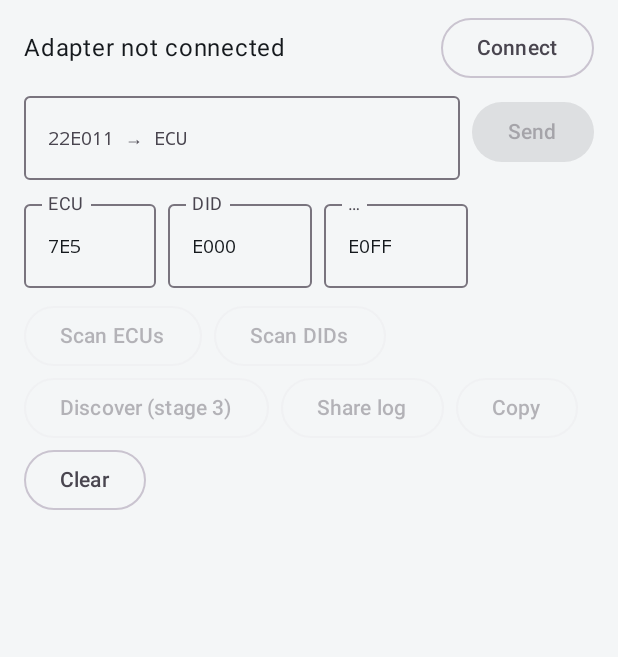
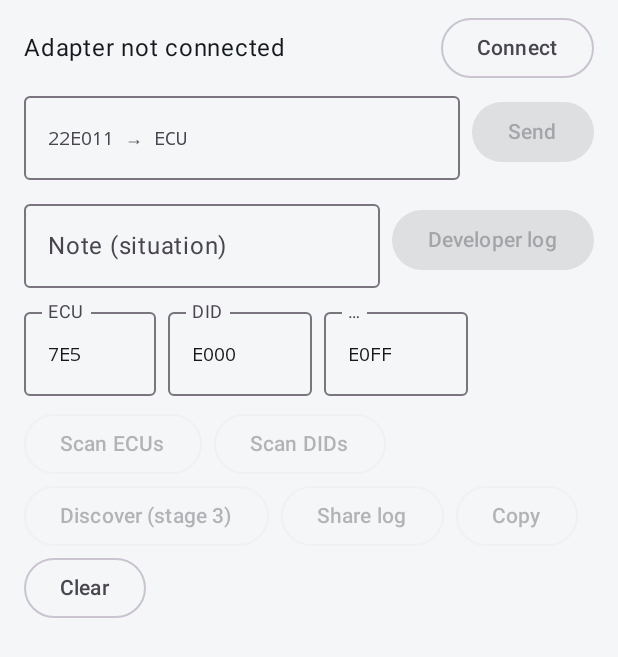
Before and after one commit to eplik82/Ioniq5_app, an Android app built with Jetpack Compose: the composable DiagnosticsScreen shown on its own in the app's theme, on a phone screen of 412 x 824 dp. Shown: the top 657 px of the screen. Run offline under Robolectric (Android 15) with nearby library versions, the phone set to English and light mode, and no system bars.

Commit message:
Developer log button: cycles through all known and candidate PIDs into a file
One tap in Diagnostics records raw responses with timestamps until stopped;
notes (situation, car display readings) can be added while recording, and
the file is shared with one button.

Co-Authored-By: Claude Opus 5.5 <noreply@anthropic.com>
Claude-Session: https://claude.ai/code/session_01M9Xar97AQkJ9rGqLFBecq9

```diff
--- a/app/src/main/java/com/eplik/ioniq5/ui/diagnostics/DiagnosticsScreen.kt
+++ b/app/src/main/java/com/eplik/ioniq5/ui/diagnostics/DiagnosticsScreen.kt
@@ -69,6 +69,18 @@ fun DiagnosticsScreen(
     val progress by viewModel.progress.collectAsStateWithLifecycle()
     val message by viewModel.message.collectAsStateWithLifecycle()
     val results by viewModel.results.collectAsStateWithLifecycle()
+    val capturing by viewModel.capturing.collectAsStateWithLifecycle()
+    val captureFile by viewModel.captureFile.collectAsStateWithLifecycle()
+    var note by rememberSaveable { mutableStateOf("") }
+
+    fun share(file: java.io.File) {
+        val uri = FileProvider.getUriForFile(context, "${context.packageName}.files", file)
+        val send = Intent(Intent.ACTION_SEND)
+            .setType("text/plain")
+            .putExtra(Intent.EXTRA_STREAM, uri)
+            .addFlags(Intent.FLAG_GRANT_READ_URI_PERMISSION)
+        context.startActivity(Intent.createChooser(send, null))
+    }
 
     var input by rememberSaveable { mutableStateOf("") }
     var ecu by rememberSaveable { mutableStateOf("7E5") }
@@ -110,6 +122,32 @@ fun DiagnosticsScreen(
             Button(onClick = { viewModel.send(input, ecu) }, enabled = connected && !busy) { Text(stringResource(R.string.send)) }
         }
 
+        // Arenduslogi
+        Row(horizontalArrangement = Arrangement.spacedBy(8.dp), verticalAlignment = Alignment.CenterVertically) {
+            OutlinedTextField(
+                value = note,
+                onValueChange = { note = it },
+                modifier = Modifier.weight(1f),
+                singleLine = true,
+                label = { Text(stringResource(R.string.capture_note)) },
+            )
+            if (capturing) {
+                OutlinedButton(onClick = {
+                    viewModel.addNote(note)
+                    note = ""
+                }) { Text(stringResource(R.string.capture_add_note)) }
+                Button(onClick = { viewModel.stopCapture() }) { Text(stringResource(R.string.capture_stop)) }
+            } else {
+                Button(
+                    onClick = {
+                        viewModel.startCapture(note)
+                        note = ""
+                    },
+                    enabled = connected && !busy,
+                ) { Text(stringResource(R.string.capture_start)) }
+            }
+        }
+
         Row(horizontalArrangement = Arrangement.spacedBy(8.dp)) {
             HexField(ecu, { ecu = it }, "ECU", Modifier.width(88.dp))
             HexField(didFrom, { didFrom = it }, "DID", Modifier.width(96.dp))
@@ -125,16 +163,11 @@ fun DiagnosticsScreen(
                 Text(stringResource(R.string.discover_stage3))
             }
             if (busy) Button(onClick = { viewModel.stop() }) { Text(stringResource(R.string.stop)) }
+            if (captureFile != null && !capturing) {
+                Button(onClick = { captureFile?.let { share(it) } }) { Text(stringResource(R.string.capture_share)) }
+            }
             OutlinedButton(
-                onClick = {
-                    val file = viewModel.exportLog()
-                    val uri = FileProvider.getUriForFile(context, "${context.packageName}.files", file)
-                    val send = Intent(Intent.ACTION_SEND)
-                        .setType("text/plain")
-                        .putExtra(Intent.EXTRA_STREAM, uri)
-                        .addFlags(Intent.FLAG_GRANT_READ_URI_PERMISSION)
-                    context.startActivity(Intent.createChooser(send, null))
-                },
+                onClick = { share(viewModel.exportLog()) },
                 enabled = traffic.isNotEmpty(),
             ) { Text(stringResource(R.string.share_log)) }
             OutlinedButton(
--- a/app/src/main/res/values/strings.xml
+++ b/app/src/main/res/values/strings.xml
@@ -93,4 +93,10 @@
     <string name="obc_output_power">Charger output</string>
     <string name="obc_efficiency">Charger efficiency</string>
     <string name="solar_session_energy">Collected while connected</string>
+    <string name="capture_note">Note (situation)</string>
+    <string name="capture_start">Developer log</string>
+    <string name="capture_stop">Stop</string>
+    <string name="capture_add_note">Add note</string>
+    <string name="capture_share">Share developer log</string>
+    <string name="capture_progress">Developer log: cycle %1$d, %2$s</string>
 </resources>
```
Also changed, not shown: app/src/main/java/com/eplik/ioniq5/ui/diagnostics/DiagnosticsViewModel.kt (+74 -0 lines), core/src/main/kotlin/com/eplik/ioniq5/core/scan/DevCapture.kt (added, +49 -0 lines), 2 other files.
